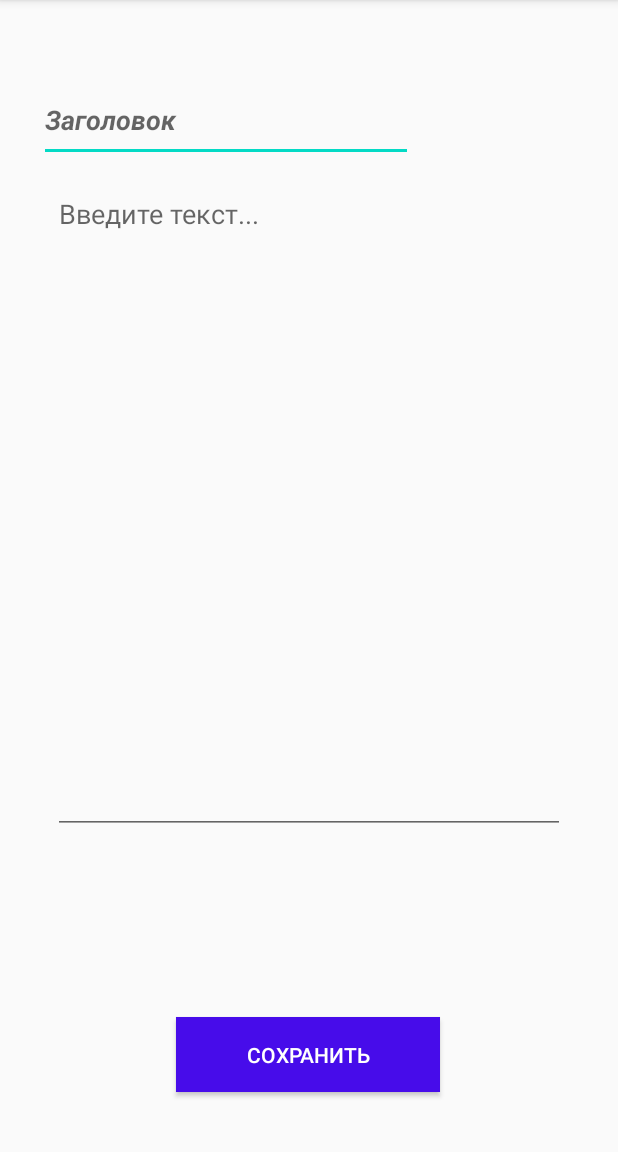
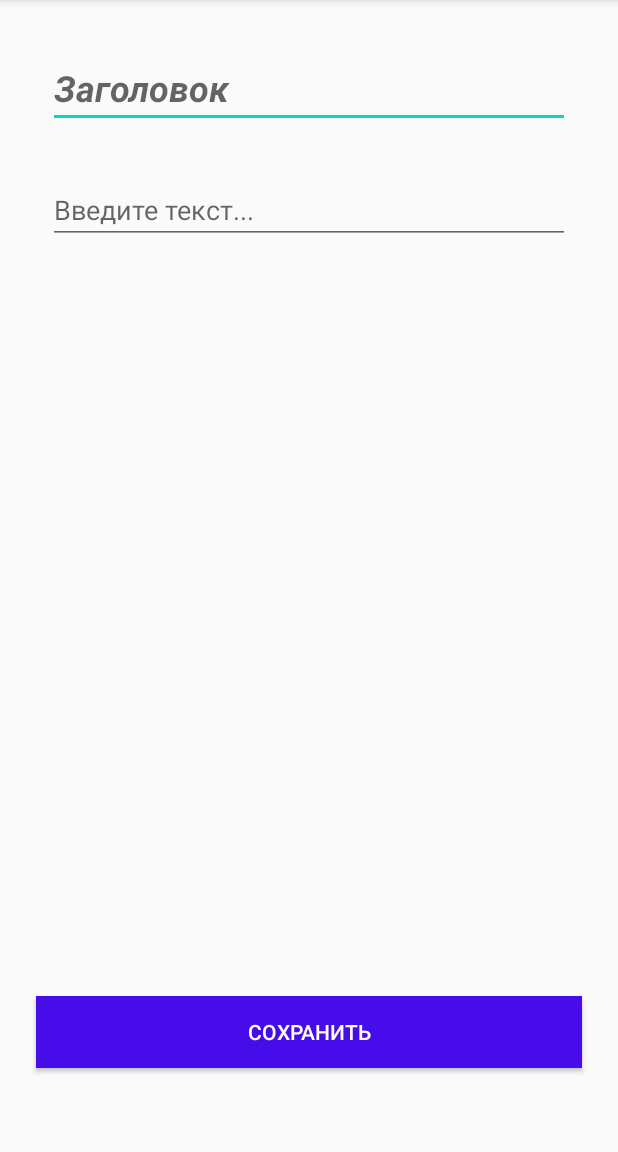
Before and after one commit to KazbekovAinur/Notes, an Android app: the screen it shows after launch (MainActivity), on a phone screen of 412 x 824 dp, the part 84-1236 px from its top. Run offline under Robolectric (Android 15) with nearby library versions, the phone set to English and light mode, and no system bars.

Commit message:
Notes(Исправленный вариант ДЗ)

```diff
--- a/app/src/main/java/com/kazbekovainur/notes/NotePresenter.kt
+++ b/app/src/main/java/com/kazbekovainur/notes/NotePresenter.kt
@@ -4,8 +4,8 @@ import android.content.ContentValues.TAG
 import android.util.Log
 
 class NotePresenter (var view: NoteView?) {
-
-    fun tryToSave(HeadTitle: String, content: String) {
+    /** Проверка заметки на наличие текста*/
+    fun tryToSave(headTitle: String, content: String) {
         if (content.isEmpty()) {
             Log.d(
                 TAG,
@@ -13,14 +13,14 @@ class NotePresenter (var view: NoteView?) {
             )
             view?.onSaveFaildNotes()
         } else {
-            onSaveSuccess(HeadTitle, content)
+            onSaveSuccess(headTitle, content)
         }
     }
 
-    private fun onSaveSuccess(HeadTitle: String, content: String){
+    private fun onSaveSuccess(headTitle: String, content: String){
         Log.d(
             TAG,
-            "Заметка успешно сохранена! Заголовок: $HeadTitle, Текст: $content"
+            "Заметка успешно сохранена! Заголовок: $headTitle, Текст: $content"
         )
         view?.onSaveSuccessNotes()
     }
--- a/app/src/main/java/com/kazbekovainur/notes/NoteView.kt
+++ b/app/src/main/java/com/kazbekovainur/notes/NoteView.kt
@@ -2,9 +2,9 @@ package com.kazbekovainur.notes
 
 interface NoteView {
 
-    /** Сохранено успешно */
+    /** Успешное сохранение заметки */
     fun onSaveSuccessNotes()
 
-    /** Не сохранено */
+    /** Попытка сохранения пустой заметки */
     fun onSaveFaildNotes()
 }
--- a/app/src/main/res/layout/activity_main.xml
+++ b/app/src/main/res/layout/activity_main.xml
@@ -8,48 +8,59 @@
 
     <EditText
         android:id="@+id/title"
-        android:layout_width="249dp"
-        android:layout_height="56dp"
-        android:layout_marginTop="52dp"
+        android:layout_width="0dp"
+        android:layout_height="wrap_content"
+        android:layout_marginEnd="32dp"
+        android:layout_marginLeft="32dp"
+        android:layout_marginRight="32dp"
+        android:layout_marginStart="32dp"
+        android:layout_marginTop="32dp"
+        android:gravity="start"
         android:ems="10"
-        android:hint="Заголовок"
+        android:textSize="24sp"
+        android:hint="@string/title"
         android:inputType="textPersonName"
         android:textColor="#090909"
         android:textStyle="bold|italic"
         app:layout_constraintEnd_toEndOf="parent"
-        app:layout_constraintHorizontal_bias="0.16"
         app:layout_constraintStart_toStartOf="parent"
         app:layout_constraintTop_toTopOf="parent" />
+
+    <EditText
+        android:id="@+id/content"
+        android:layout_marginEnd="32dp"
+        android:layout_marginLeft="32dp"
+        android:layout_marginRight="32dp"
+        android:layout_marginStart="32dp"
+        android:layout_marginTop="32dp"
+        android:layout_width="match_parent"
+        android:layout_height="wrap_content"
+        android:hint="@string/content"
+        android:inputType="textMultiLine"
+        android:selectAllOnFocus="false"
+        android:singleLine="false"
+        android:maxLines="15"
+        app:layout_constraintEnd_toEndOf="parent"
+        app:layout_constraintStart_toStartOf="parent"
+        app:layout_constraintTop_toBottomOf="@+id/title" />
 
     <Button
         android:id="@+id/save_btn"
         style="@style/Widget.AppCompat.Button"
-        android:layout_width="176dp"
-        android:layout_height="50dp"
-        android:layout_marginBottom="40dp"
+        android:layout_width="match_parent"
+        android:layout_height="wrap_content"
+        android:layout_marginStart="24dp"
+        android:layout_marginLeft="24dp"
+        android:layout_marginEnd="24dp"
+        android:layout_marginRight="24dp"
         android:background="#470CEA"
-        android:text="Сохранить"
+        android:text="@string/btn_save"
         android:textColor="@color/white"
         app:layout_constraintBottom_toBottomOf="parent"
         app:layout_constraintEnd_toEndOf="parent"
-        app:layout_constraintHorizontal_bias="0.498"
-        app:layout_constraintStart_toStartOf="parent" />
-
-    <EditText
-        android:id="@+id/content"
-        android:layout_width="341dp"
-        android:layout_height="436dp"
-        android:layout_marginTop="112dp"
-        android:ems="10"
-        android:gravity="start|top"
-        android:hint="Введите текст..."
-        android:inputType="textMultiLine"
-        android:selectAllOnFocus="false"
-        android:singleLine="false"
-        app:layout_constraintBottom_toTopOf="@+id/save_btn"
-        app:layout_constraintEnd_toEndOf="parent"
+        app:layout_constraintHorizontal_bias="1.0"
         app:layout_constraintStart_toStartOf="parent"
-        app:layout_constraintTop_toTopOf="parent"
-        app:layout_constraintVertical_bias="0.063" />
+        app:layout_constraintTop_toBottomOf="@+id/content"
+        app:layout_constraintVertical_bias="0.900" />
 
 </android.support.constraint.ConstraintLayout>
--- a/app/src/main/res/values/strings.xml
+++ b/app/src/main/res/values/strings.xml
@@ -11,4 +11,7 @@
     <string name="title_activity_note_view">NoteView</string>
     <string name="SaveSuccess">ЗАМЕТКА УСПЕШНО СОХРАНЕНА</string>
     <string name="SaveFaild">ЗАМЕТКА НЕ СОХРАНЕНА</string>
+    <string name="content">Введите текст...</string>
+    <string name="btn_save">Сохранить</string>
+    <string name="title">Заголовок</string>
 </resources>
```
